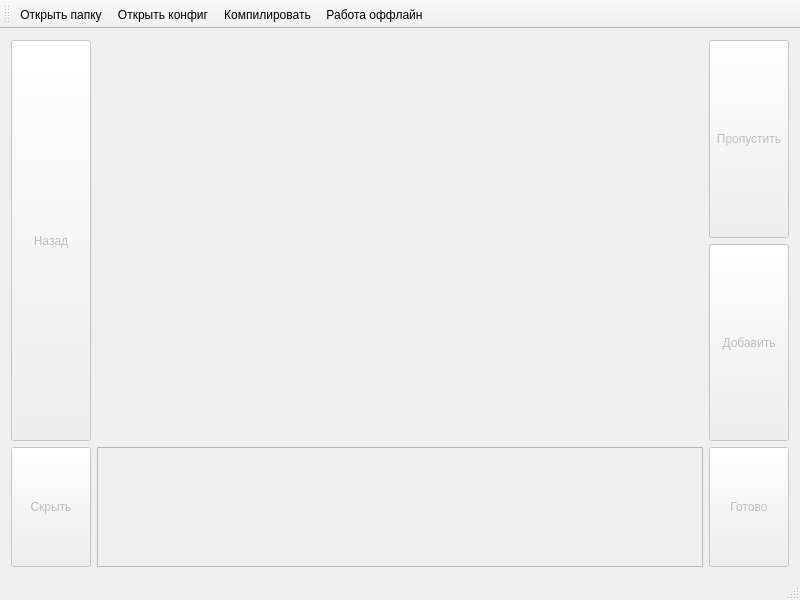
The window that mainwindow.ui (cool-palace/Screenshot-Manager) describes before a commit, drawn with Qt 5.
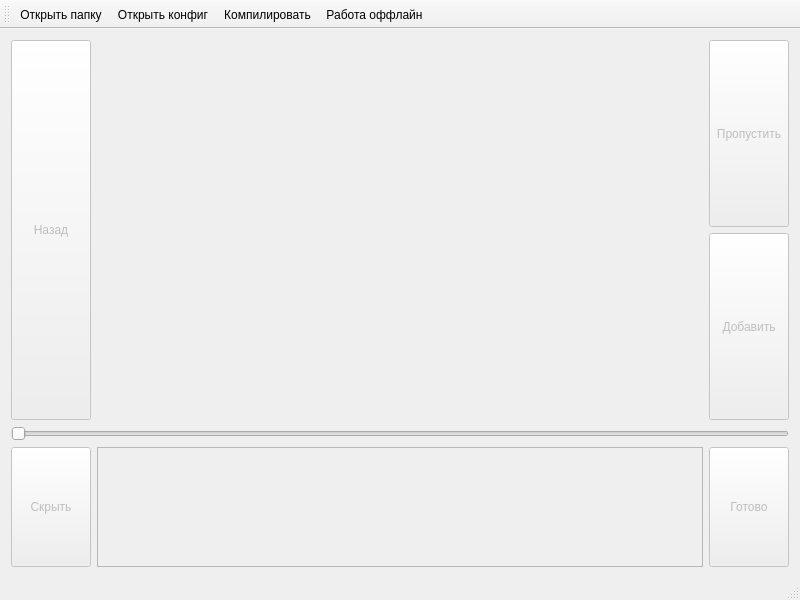
The same window after the commit.

The edit to the form file:
```diff
--- a/mainwindow.ui
+++ b/mainwindow.ui
@@ -89,6 +89,22 @@
         </item>
        </layout>
       </item>
+      <item>
+       <widget class="QSlider" name="slider">
+        <property name="enabled">
+         <bool>false</bool>
+        </property>
+        <property name="maximum">
+         <number>0</number>
+        </property>
+        <property name="pageStep">
+         <number>1</number>
+        </property>
+        <property name="orientation">
+         <enum>Qt::Horizontal</enum>
+        </property>
+       </widget>
+      </item>
       <item>
        <layout class="QHBoxLayout" name="horizontalLayout_2">
         <property name="sizeConstraint">
```
